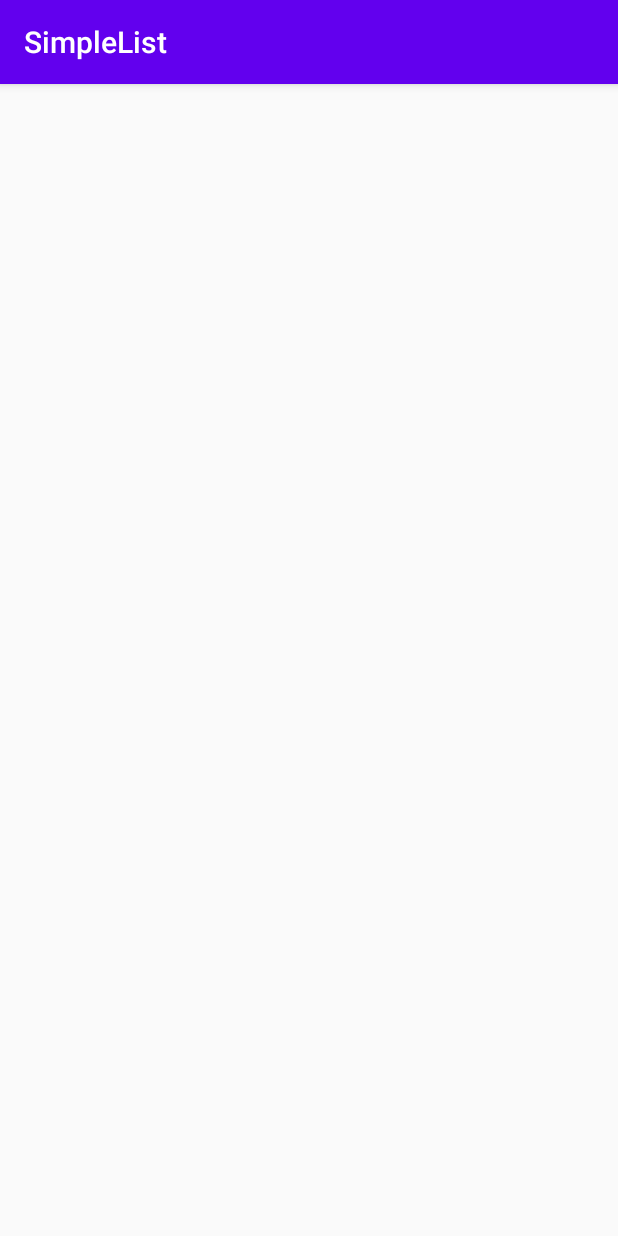
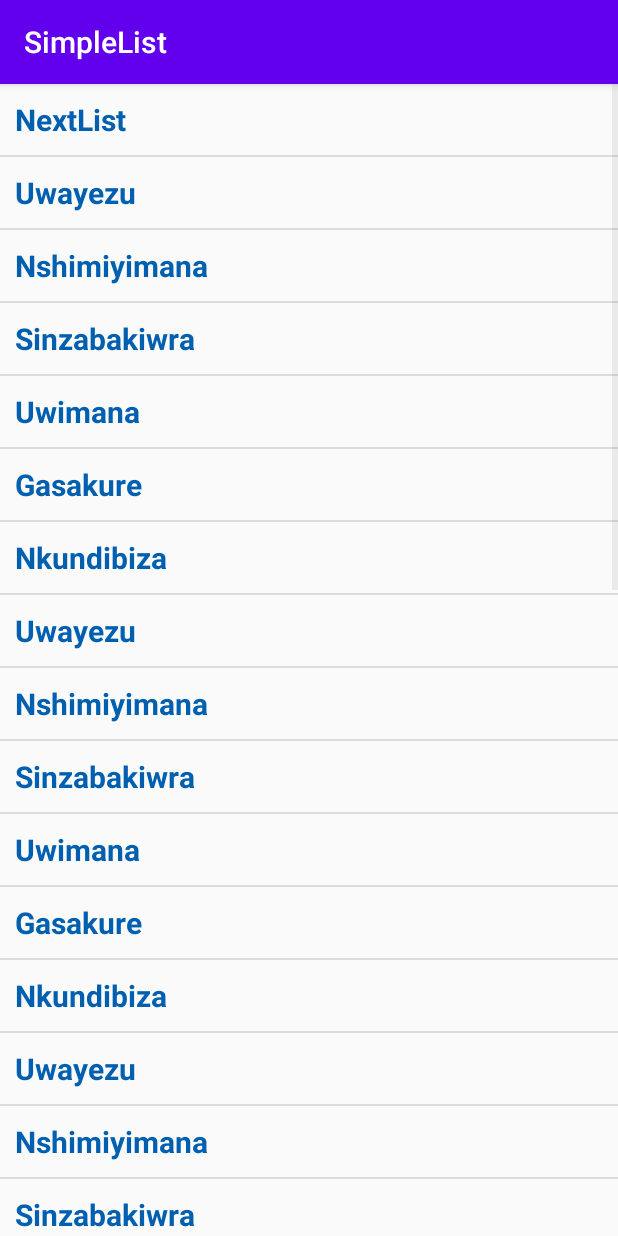
Before and after one commit to NKUNDIBIZA/ListViews, an Android app: the SimpleListLayout screen opened directly, with no data from a screen before it, on a phone screen of 412 x 824 dp. Run offline under Robolectric (Android 15) with nearby library versions, the phone set to English and light mode, and no system bars.

Commit message:
Customized the simple list in the second activity

```diff
--- a/app/src/main/java/com/cyogere/simplelist/SimpleListLayout.java
+++ b/app/src/main/java/com/cyogere/simplelist/SimpleListLayout.java
@@ -2,13 +2,78 @@ package com.cyogere.simplelist;
 
 import androidx.appcompat.app.AppCompatActivity;
 
+import android.content.Intent;
 import android.os.Bundle;
+import android.util.Log;
+import android.view.View;
+import android.widget.AdapterView;
+import android.widget.ArrayAdapter;
+import android.widget.ListView;
+import android.widget.Toast;
+
+import java.util.ArrayList;
+import java.util.List;
 
 public class SimpleListLayout extends AppCompatActivity {
+
+    private static final String TAG = "SimpleListLayout";
 
     @Override
     protected void onCreate(Bundle savedInstanceState) {
         super.onCreate(savedInstanceState);
-        setContentView(R.layout.activity_simple_list_layout);
+        setContentView(R.layout.activity_simple_list_layout);  //simple_list_custom_layout created by me
+
+        Log.d(TAG, "onCreate: Started_NKUNDIBIZA ALLY");
+        final ListView CustomList = findViewById(R.id.customListView);
+        List<String> namesList = new ArrayList<>();  // or ArrayList<String> namesList = new ArrayList<>();
+        namesList.add("NextList");
+        namesList.add("Uwayezu");
+        namesList.add("Nshimiyimana");
+        namesList.add("Sinzabakiwra");
+        namesList.add("Uwimana");
+        namesList.add("Gasakure");
+        namesList.add("Nkundibiza");
+        namesList.add("Uwayezu");
+        namesList.add("Nshimiyimana");
+        namesList.add("Sinzabakiwra");
+        namesList.add("Uwimana");
+        namesList.add("Gasakure");
+        namesList.add("Nkundibiza");
+        namesList.add("Uwayezu");
+        namesList.add("Nshimiyimana");
+        namesList.add("Sinzabakiwra");
+        namesList.add("Uwimana");
+        namesList.add("Gasakure");
+        namesList.add("Nkundibiza");
+        namesList.add("Uwayezu");
+        namesList.add("Nshimiyimana");
+        namesList.add("Sinzabakiwra");
+        namesList.add("Uwimana");
+        namesList.add("Gasakure");
+        namesList.add("Nkundibiza");
+        namesList.add("Uwayezu");
+        namesList.add("Nshimiyimana");
+        namesList.add("Sinzabakiwra");
+        namesList.add("Uwimana");
+        namesList.add("Gasakure");
+        namesList.add("Nkundibiza");
+        namesList.add("Uwayezu");
+        namesList.add("Nshimiyimana");
+        namesList.add("Sinzabakiwra");
+        namesList.add("Uwimana");
+        namesList.add("Gasakure");
+
+        // Array adapter
+        ArrayAdapter listAdapter = new ArrayAdapter(getApplicationContext(), R.layout.simple_list_custom_layout, namesList);
+        CustomList.setAdapter(listAdapter);
+
+        //On first item click, go to the next activity
+        CustomList.setOnItemClickListener(new AdapterView.OnItemClickListener(){
+            @Override
+            public void onItemClick(AdapterView<?> parent, View view, int position, long id) {
+                String i = (String) CustomList.getItemAtPosition(position);
+                    Toast.makeText(getApplicationContext(), i, Toast.LENGTH_LONG).show();
+            }
+        });
     }
 }
--- a/app/src/main/res/layout/simple_list_custom_layout.xml
+++ b/app/src/main/res/layout/simple_list_custom_layout.xml
@@ -4,6 +4,8 @@
     android:layout_width="match_parent"
     android:layout_height="match_parent"
     android:textSize="20sp"
-    android:textColor="@android:color/holo_purple">
+    android:textColor="#0060af"
+    android:textStyle="bold"
+    android:padding="10dp">
 
 </TextView>
```
